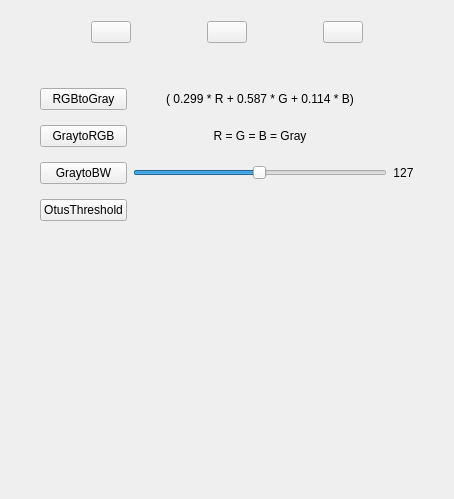
Vope17/Qt6_ImageProcess, file toolwidget.ui: the form before one commit.
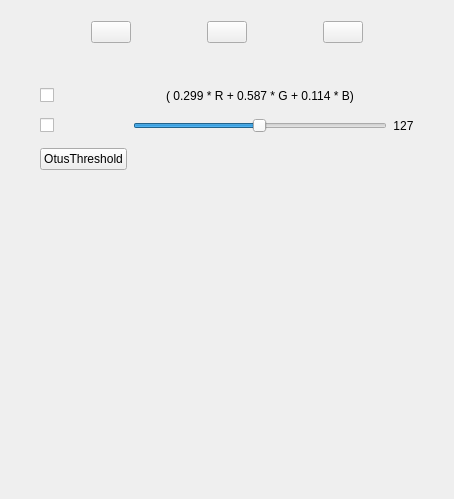
The form after the commit. The open tabs and pages were chosen to show the change.

Commit message: add rgbtogray and threshold

Diff of the .ui file:
```diff
--- a/toolwidget.ui
+++ b/toolwidget.ui
@@ -250,8 +250,8 @@
              </property>
             </widget>
            </item>
-           <item row="3" column="2">
-            <widget class="QLabel" name="GraytoBWValue">
+           <item row="2" column="2">
+            <widget class="QLabel" name="thresholdValue">
              <property name="text">
               <string>127</string>
              </property>
@@ -283,24 +283,10 @@
              </property>
             </spacer>
            </item>
-           <item row="0" column="0">
-            <widget class="QPushButton" name="RGBtoGray">
-             <property name="text">
-              <string>RGBtoGray</string>
-             </property>
-            </widget>
-           </item>
-           <item row="3" column="0">
-            <widget class="QPushButton" name="GraytoBW">
-             <property name="text">
-              <string>GraytoBW</string>
-             </property>
-            </widget>
-           </item>
-           <item row="3" column="1">
-            <widget class="QSlider" name="GraytoBWSlider">
+           <item row="2" column="1">
+            <widget class="QSlider" name="thresholdSlider">
              <property name="maximum">
-              <number>255</number>
+              <number>256</number>
              </property>
              <property name="value">
               <number>127</number>
@@ -310,20 +296,17 @@
              </property>
             </widget>
            </item>
-           <item row="1" column="0">
-            <widget class="QPushButton" name="GraytoRGB">
+           <item row="2" column="0">
+            <widget class="QCheckBox" name="thresholdCheckBox">
              <property name="text">
-              <string>GraytoRGB</string>
+              <string/>
              </property>
             </widget>
            </item>
-           <item row="1" column="1">
-            <widget class="QLabel" name="label_16">
+           <item row="0" column="0">
+            <widget class="QCheckBox" name="RGBtoGrayCheckBox">
              <property name="text">
-              <string>R = G = B = Gray</string>
-             </property>
-             <property name="alignment">
-              <set>Qt::AlignCenter</set>
+              <string/>
              </property>
             </widget>
            </item>
```
Left out of the diff: 31 changed lines with no effect on the pictures. The commit also changes 37 other files.
